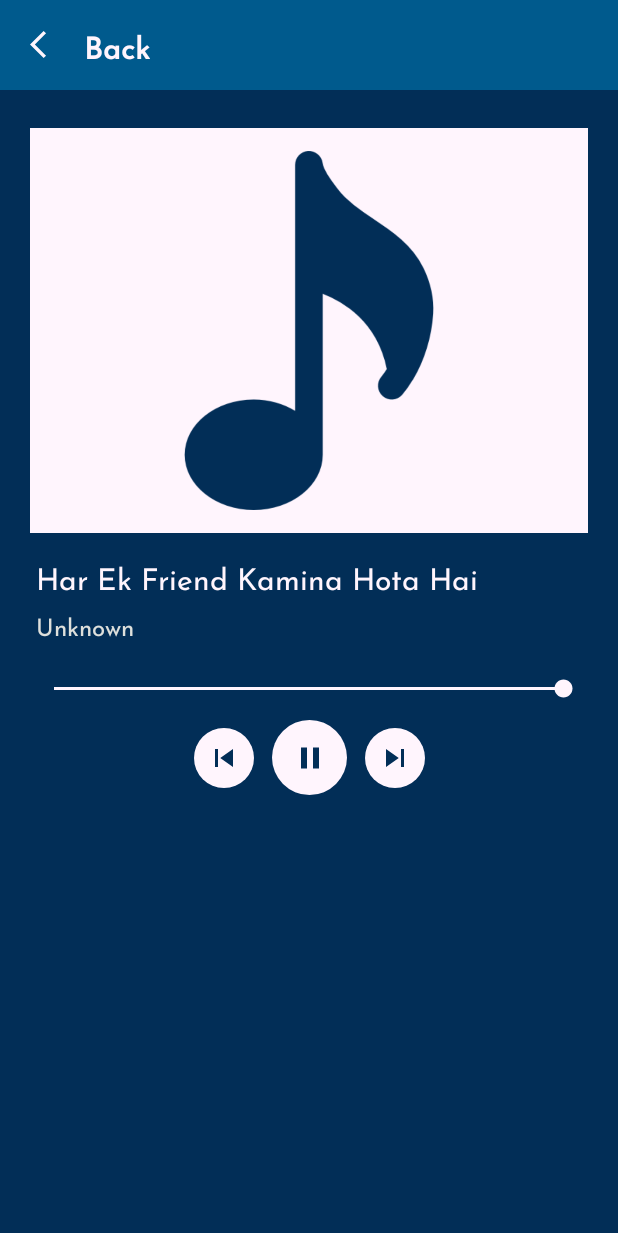
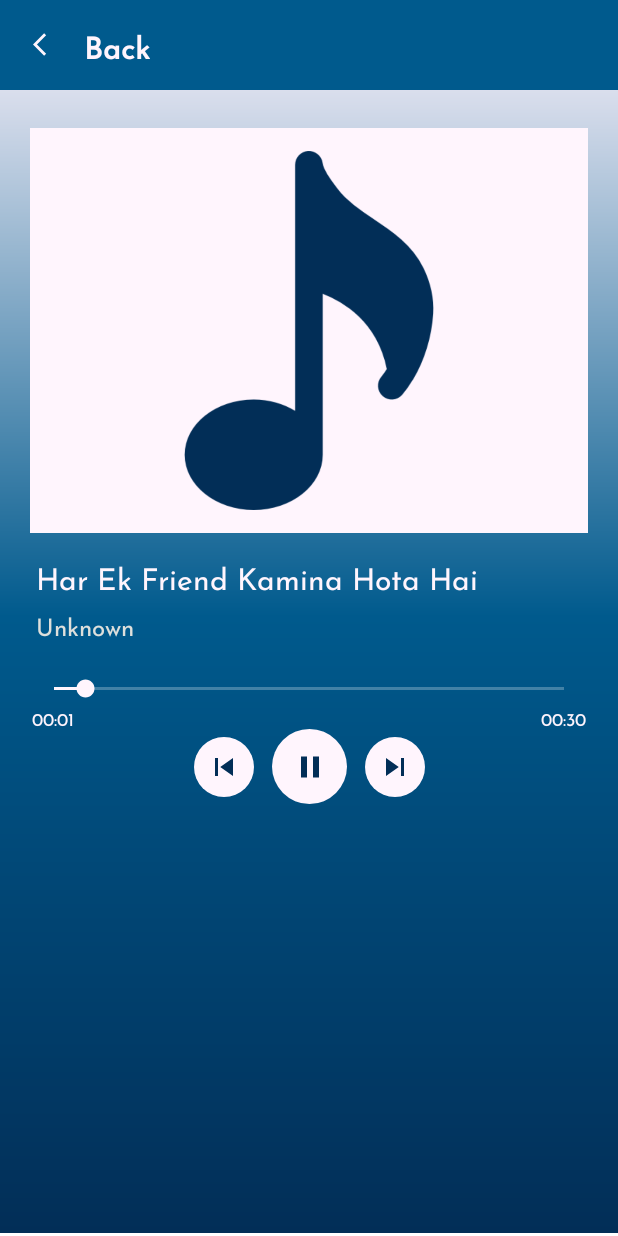
Before and after one commit to Anurajaj21/YourPlayer, an Android app: the fragment PlayFragment placed in its activity, on a phone screen of 412 x 824 dp. Run offline under Robolectric (Android 15) with nearby library versions, the phone set to English and light mode, and no system bars.

Commit message:
time duration set.

```diff
--- a/app/src/main/java/com/example/yourplayer/Adapters/PlaylistAdapter.kt
+++ b/app/src/main/java/com/example/yourplayer/Adapters/PlaylistAdapter.kt
@@ -14,8 +14,6 @@ import com.example.yourplayer.ViewModels.PlaylistViewModel
 import kotlinx.android.synthetic.main.songs_layout.view.*
 
 class PlaylistAdapter(val list: ArrayList<SongData>, val context: PlaylistFragment, val playlistViewModel: PlaylistViewModel) : RecyclerView.Adapter<PlaylistAdapter.PlaylistViewHolder>() {
-
-    private val _currentPlaying = MutableLiveData<SongData>()
 
 
     var currentPosition: Int = 0
--- a/app/src/main/java/com/example/yourplayer/Fragments/PlayFragment.kt
+++ b/app/src/main/java/com/example/yourplayer/Fragments/PlayFragment.kt
@@ -1,21 +1,19 @@
 package com.example.yourplayer.Fragments
 
-import android.media.MediaPlayer
 import android.os.Bundle
 import android.os.Handler
-import androidx.fragment.app.Fragment
 import android.view.LayoutInflater
 import android.view.View
 import android.view.ViewGroup
 import android.widget.ImageView
+import android.widget.LinearLayout
 import android.widget.SeekBar
 import android.widget.TextView
+import androidx.fragment.app.Fragment
 import androidx.fragment.app.activityViewModels
 import androidx.lifecycle.Observer
-import androidx.lifecycle.ViewModel
 import com.example.yourplayer.R
 import com.example.yourplayer.ViewModels.PlaylistViewModel
-import kotlinx.android.synthetic.main.fragment_play.*
 
 
 class PlayFragment : Fragment() {
@@ -23,26 +21,30 @@ class PlayFragment : Fragment() {
     val viewModel : PlaylistViewModel by activityViewModels()
     private lateinit var seekBar : SeekBar
     private lateinit var handler: Handler
+    private lateinit var playPause : ImageView
+    private lateinit var finalnTime : TextView
+    private lateinit var initialTime : TextView
     override fun onCreateView(
-        inflater: LayoutInflater, container: ViewGroup?,
-        savedInstanceState: Bundle?
+            inflater: LayoutInflater, container: ViewGroup?,
+            savedInstanceState: Bundle?
     ): View? {
         // Inflate the layout for this fragment
         val view = inflater.inflate(R.layout.fragment_play, container, false)
-        val playPause = view.findViewById<ImageView>(R.id.play_pause_btn)
+        playPause = view.findViewById(R.id.play_pause_btn)
         val name = view.findViewById<TextView>(R.id.song_name)
         val artist = view.findViewById<TextView>(R.id.song_artist)
         val next = view.findViewById<ImageView>(R.id.next)
         val prev = view.findViewById<ImageView>(R.id.previous)
-        seekBar = view.findViewById<SeekBar>(R.id.seek_bar)
+        val back = view.findViewById<LinearLayout>(R.id.back_btn)
+        initialTime = view.findViewById<TextView>(R.id.initial_time)
+        finalnTime = view.findViewById(R.id.final_time)
+        seekBar = view.findViewById(R.id.seek_bar)
 
 
+        back.setOnClickListener {
+            activity?.onBackPressed()
+        }
 
-
-//        seekBar.max = viewModel.mp.duration/1000
-//        Runnable {
-//            seekBar.progress = viewModel.mp.currentPosition/1000
-//        }
         handler = Handler()
         viewModel.currentSong.observe(viewLifecycleOwner, Observer {
             name.text = it.name
@@ -52,11 +54,12 @@ class PlayFragment : Fragment() {
 
         viewModel.duration.observe(viewLifecycleOwner, Observer {
             seekBar.max = it
+            finalnTime.text = getTimeString(it.toLong())
         })
         viewModel.play.observe(viewLifecycleOwner, Observer {
-            if (it){
+            if (it) {
                 playPause.setImageResource(R.drawable.pause_icon)
-            }else{
+            } else {
                 playPause.setImageResource(R.drawable.play_icon)
             }
         })
@@ -75,7 +78,7 @@ class PlayFragment : Fragment() {
         }
 
 
-        seekBar.setOnSeekBarChangeListener(object : SeekBar.OnSeekBarChangeListener{
+        seekBar.setOnSeekBarChangeListener(object : SeekBar.OnSeekBarChangeListener {
             override fun onProgressChanged(seekBar: SeekBar?, progress: Int, fromUser: Boolean) {
                 if (fromUser) {
                     viewModel.mp.seekTo(progress)
@@ -97,15 +100,6 @@ class PlayFragment : Fragment() {
         return view
     }
 
-//    override fun onPause() {
-//        viewModel.pauseSong()
-//        super.onPause()
-//    }
-//
-//    override fun onResume() {
-//        viewModel.resumeSong()
-//        super.onResume()
-//    }
 
     fun updateSeekBar() {
         val currPos = viewModel.mp.currentPosition
@@ -113,7 +107,21 @@ class PlayFragment : Fragment() {
         seekBar.progress = currPos
         val runnable = Runnable {
             updateSeekBar()
+            initialTime.text = getTimeString(viewModel.mp.currentPosition.toLong())
         }
         handler.postDelayed(runnable, 1000)
     }
+
+    private fun getTimeString(millis: Long): String? {
+        val buf = StringBuffer()
+        val minutes = (millis % (1000 * 60 * 60) / (1000 * 60)).toInt()
+        val seconds = (millis % (1000 * 60 * 60) % (1000 * 60) / 1000).toInt()
+        buf
+
+                .append(String.format("%02d", minutes))
+                .append(":")
+                .append(String.format("%02d", seconds))
+        return buf.toString()
+    }
+
 }
--- a/app/src/main/java/com/example/yourplayer/ViewModels/PlaylistViewModel.kt
+++ b/app/src/main/java/com/example/yourplayer/ViewModels/PlaylistViewModel.kt
@@ -38,10 +38,7 @@ class PlaylistViewModel(application: Application) : AndroidViewModel(application
             mp.stop()
             mp.release()
             mp = MediaPlayer.create(getApplication(), song.source)
-//            mp.setOnPreparedListener {
-//                _duration.value = mp.duration
-//            }
-//            mp.prepareAsync()
+
             mp.setOnPreparedListener {
                 mp.start()
             }
@@ -59,14 +56,12 @@ class PlaylistViewModel(application: Application) : AndroidViewModel(application
     fun handlePlayPause(){
 
         if (mp.isPlaying){
-
             mp.pause()
             _play.value = false
         }else{
             Log.d("abcde", mp.toString())
             mp.start()
-//            mp.setOnPreparedListener {
-//                mp.start()
+
             _play.value = true
 //            }
         }
@@ -116,7 +111,6 @@ class PlaylistViewModel(application: Application) : AndroidViewModel(application
         list.clear()
         list.add(SongData("Har Ek Friend Kamina Hota Hai", "Unknown", R.raw.har_ek_friend_kamina_hota_hai))
         list.add(SongData("Hume Tumse Pyaar Kitna", "Unknown", R.raw.hume_tumse_pyaar_kitna))
-        list.add(SongData("Ik Kahani", "Unknown", R.raw.ik_kahani))
         list.add(SongData("Believer", "Unknown", R.raw.believer))
         list.add(SongData("Brown Munde", "Unknown", R.raw.brown_munde))
         list.add(SongData("Casanova", "Unknown", R.raw.casanova))
@@ -130,12 +124,11 @@ class PlaylistViewModel(application: Application) : AndroidViewModel(application
 
     fun setInitially(){
         if (_currentSong.value == null){
-            Log.d("abcdef", mp.toString())
             _currentSong.value = list[0]
             _currentIndex.value = 0
             mp = MediaPlayer.create(getApplication(), list[0].source)
-            Log.d("abcd", mp.toString())
-            mp.start()
+            _duration.value = mp.duration
+//            mp.start()
             _play.value = false
         }
     }
--- /dev/null
+++ b/app/src/main/res/drawable/gradient2.xml
@@ -0,0 +1,12 @@
+<?xml version="1.0" encoding="utf-8"?>
+<layer-list xmlns:android="http://schemas.android.com/apk/res/android">
+
+    <item>
+        <shape>
+            <gradient android:type="linear"
+                android:startColor="@color/blue"
+                android:endColor="@color/navy_blue"
+                android:angle="180"/>
+        </shape>
+    </item>
+</layer-list>
--- /dev/null
+++ b/app/src/main/res/drawable/gradient3.xml
@@ -0,0 +1,13 @@
+<?xml version="1.0" encoding="utf-8"?>
+<layer-list xmlns:android="http://schemas.android.com/apk/res/android">
+
+    <item>
+        <shape>
+            <gradient android:type="linear"
+                android:startColor="@color/blue"
+                android:centerColor="@color/navy_blue"
+                android:endColor="@color/light_pink"
+                android:angle="90"/>
+        </shape>
+    </item>
+</layer-list>
--- a/app/src/main/res/layout/fragment_play.xml
+++ b/app/src/main/res/layout/fragment_play.xml
@@ -4,7 +4,7 @@
     xmlns:tools="http://schemas.android.com/tools"
     android:layout_width="match_parent"
     android:layout_height="match_parent"
-    android:background="@color/blue"
+    android:background="@drawable/gradient3"
     tools:context=".Fragments.PlayFragment">
 
     <androidx.appcompat.widget.Toolbar
@@ -25,7 +25,7 @@
             android:layout_width="30dp"
             android:layout_height="30dp"
             android:src="@drawable/back_arrow"
-            android:padding="4dp"
+            android:padding="6dp"
             app:tint="@color/light_pink" />
 
         <TextView
@@ -104,12 +104,36 @@
         app:layout_constraintStart_toStartOf="@id/song_img"
         app:layout_constraintTop_toBottomOf="@id/song_artist" />
 
+    <TextView
+        android:id="@+id/initial_time"
+        android:layout_width="wrap_content"
+        android:layout_height="wrap_content"
+        android:text="00:00"
+        android:textColor="@color/light_pink"
+        android:textSize="12sp"
+        android:padding="1dp"
+        android:fontFamily="@font/josefinsansregular"
+        app:layout_constraintStart_toStartOf="@id/seek_bar"
+        app:layout_constraintTop_toBottomOf="@id/seek_bar"/>
+
+    <TextView
+        android:id="@+id/final_time"
+        android:layout_width="wrap_content"
+        android:layout_height="wrap_content"
+        android:text="00:00"
+        android:textColor="@color/light_pink"
+        android:textSize="12sp"
+        android:padding="1dp"
+        android:fontFamily="@font/josefinsansregular"
+        app:layout_constraintEnd_toEndOf="@id/seek_bar"
+        app:layout_constraintTop_toBottomOf="@id/seek_bar"/>
+
 
     <ImageButton
         android:id="@+id/play_pause_btn"
         android:layout_width="50dp"
         android:layout_height="50dp"
-        android:layout_marginTop="12dp"
+        android:layout_marginTop="18dp"
         android:background="@drawable/round_bg"
         android:src="@drawable/play_icon"
         app:layout_constraintEnd_toEndOf="@id/song_img"
--- a/app/src/main/res/layout/fragment_playlist.xml
+++ b/app/src/main/res/layout/fragment_playlist.xml
@@ -3,7 +3,7 @@
     xmlns:tools="http://schemas.android.com/tools"
     android:layout_width="match_parent"
     android:layout_height="match_parent"
-    android:background="@color/blue"
+    android:background="@drawable/gradient2"
     xmlns:app="http://schemas.android.com/apk/res-auto"
     tools:context=".Fragments.PlaylistFragment">
 
--- a/app/src/main/res/layout/songs_layout.xml
+++ b/app/src/main/res/layout/songs_layout.xml
@@ -1,20 +1,19 @@
 <?xml version="1.0" encoding="utf-8"?>
-<com.google.android.material.card.MaterialCardView xmlns:android="http://schemas.android.com/apk/res/android"
+<RelativeLayout xmlns:android="http://schemas.android.com/apk/res/android"
     android:layout_width="match_parent"
     android:layout_height="wrap_content"
+    xmlns:tools="http://schemas.android.com/tools"
     android:layout_marginBottom="4dp"
-
     xmlns:app="http://schemas.android.com/apk/res-auto">
 
         <androidx.constraintlayout.widget.ConstraintLayout
             android:id="@+id/song"
             android:layout_width="match_parent"
-            android:layout_height="match_parent"
+            android:layout_height="wrap_content"
             android:paddingTop="4dp"
             android:paddingStart="4dp"
             android:paddingEnd="4dp"
-            android:paddingBottom="1dp"
-            android:background="@color/blue">
+            android:paddingBottom="1dp">
 
     <ImageView
         android:id="@+id/img"
@@ -69,4 +68,4 @@
                 app:layout_constraintEnd_toEndOf="@id/name"/>
         </androidx.constraintlayout.widget.ConstraintLayout>
 
-</com.google.android.material.card.MaterialCardView>
+</RelativeLayout>
```
Also changed, not shown: app/src/main/java/com/example/yourplayer/Activities/MainActivity.kt (+5 -5 lines), app/src/main/java/com/example/yourplayer/Fragments/PlaylistFragment.kt (+0 -9 lines).
